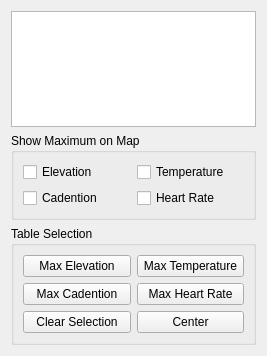
The window that resources/GpxInfoFileWidget.ui (MichalVlasak/OSMViewer) describes before a commit, drawn with Qt 5.
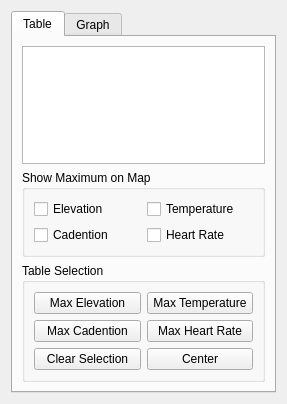
The same window after the commit.

The edit to the form file:
```diff
--- a/resources/GpxInfoFileWidget.ui
+++ b/resources/GpxInfoFileWidget.ui
@@ -6,8 +6,8 @@
    <rect>
     <x>0</x>
     <y>0</y>
-    <width>267</width>
-    <height>356</height>
+    <width>287</width>
+    <height>404</height>
    </rect>
   </property>
   <property name="windowTitle">
@@ -15,6 +15,16 @@
   </property>
   <layout class="QVBoxLayout" name="verticalLayout">
    <item>
+    <widget class="QTabWidget" name="tabWidget">
+     <property name="currentIndex">
+      <number>0</number>
+     </property>
+     <widget class="QWidget" name="tableTab">
+      <attribute name="title">
+       <string>Table</string>
+      </attribute>
+      <layout class="QVBoxLayout" name="verticalLayout_2">
+       <item>
     <widget class="QTableView" name="tableView">
      <property name="editTriggers">
       <set>QAbstractItemView::NoEditTriggers</set>
@@ -116,6 +126,15 @@
        </widget>
       </item>
      </layout>
+        </widget>
+       </item>
+      </layout>
+     </widget>
+     <widget class="QWidget" name="graphTab">
+      <attribute name="title">
+       <string>Graph</string>
+      </attribute>
+     </widget>
     </widget>
    </item>
   </layout>
```
Lines whose indentation alone changed are shown as unchanged.
